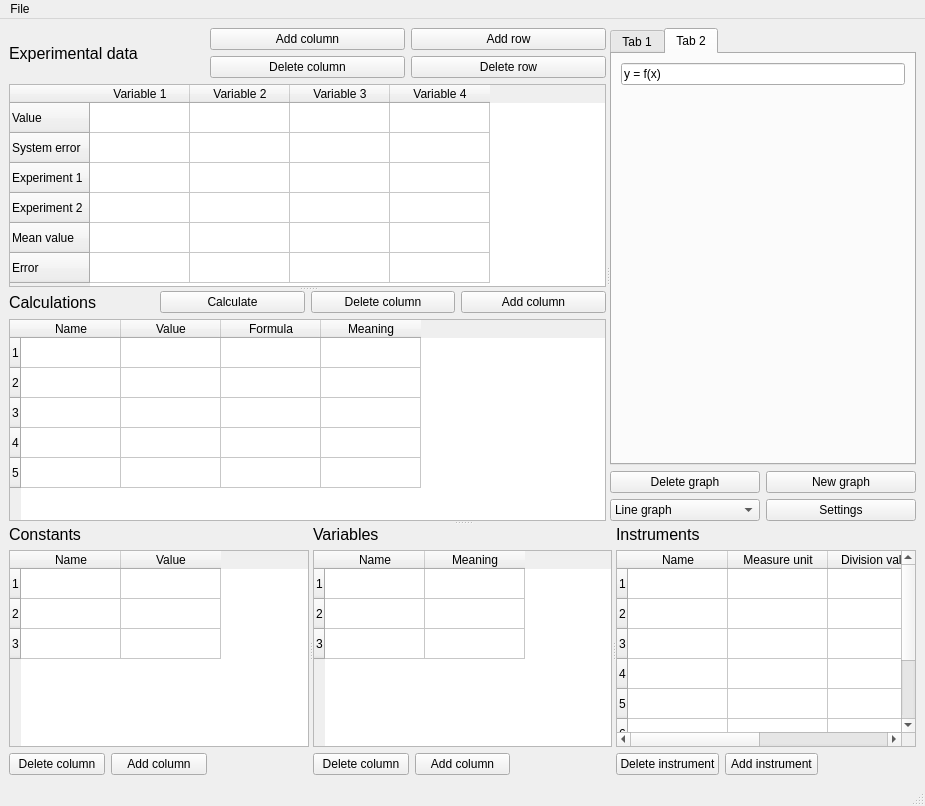
This is mainwindow.ui in Kirikus/Experiments-2026S-CPP as Qt 5 draws it before an edit. The edited form follows.
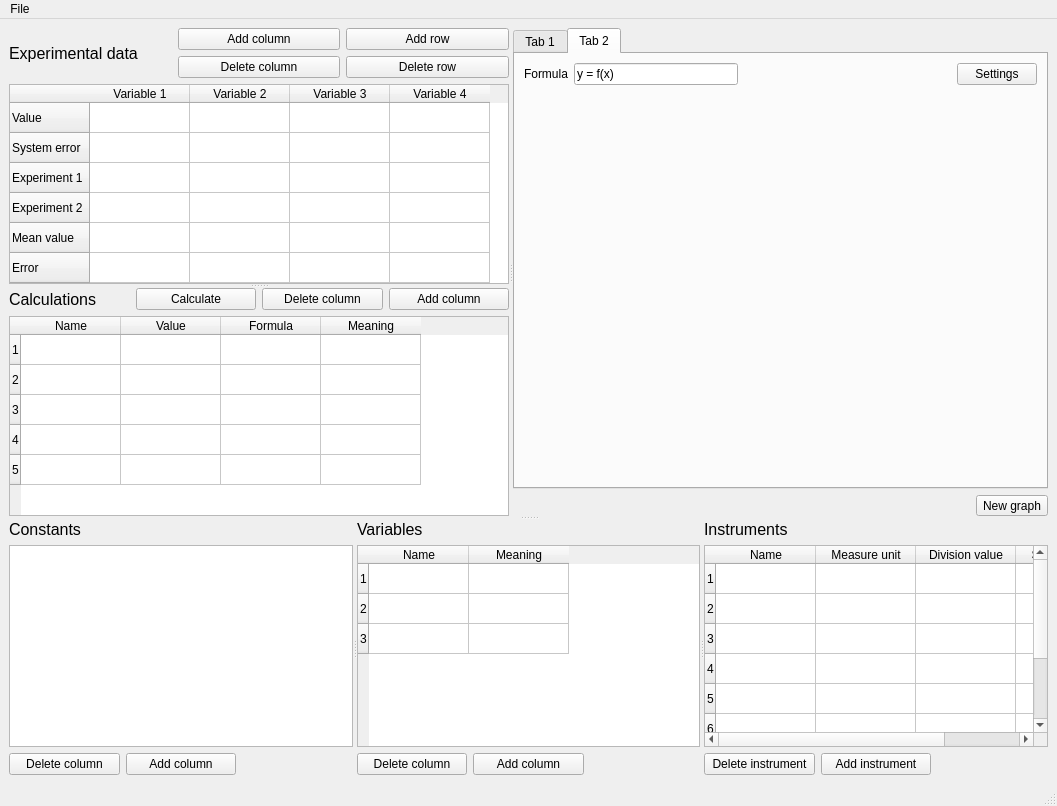
This is the edited form. The open tabs and pages were chosen to show the change.

Commit message: add constant table and graph to main

```diff
--- a/mainwindow.ui
+++ b/mainwindow.ui
@@ -6,15 +6,18 @@
    <rect>
     <x>0</x>
     <y>0</y>
-    <width>925</width>
+    <width>1057</width>
     <height>806</height>
    </rect>
   </property>
   <property name="windowTitle">
    <string>MainWindow</string>
   </property>
+  <property name="toolButtonStyle">
+   <enum>Qt::ToolButtonTextBesideIcon</enum>
+  </property>
   <widget class="QWidget" name="centralwidget">
-   <layout class="QGridLayout" name="gridLayout_2">
+   <layout class="QGridLayout" name="gridLayout">
     <item row="0" column="0">
      <widget class="QSplitter" name="splitter_4">
       <property name="orientation">
@@ -28,7 +31,7 @@
         <property name="orientation">
          <enum>Qt::Vertical</enum>
         </property>
-        <widget class="QWidget" name="">
+        <widget class="QWidget" name="layoutWidget">
          <layout class="QGridLayout" name="Experiment">
           <item row="1" column="1">
            <widget class="QPushButton" name="ExpDelColButton">
@@ -126,7 +129,7 @@
           </item>
          </layout>
         </widget>
-        <widget class="QWidget" name="">
+        <widget class="QWidget" name="layoutWidget">
          <layout class="QGridLayout" name="Calculations">
           <item row="0" column="0">
            <widget class="QLabel" name="CalculationsLabel">
@@ -215,51 +218,7 @@
        </widget>
        <widget class="QWidget" name="layoutWidget">
         <layout class="QGridLayout" name="Graph">
-         <item row="1" column="0">
-          <layout class="QGridLayout" name="gridLayout">
-           <item row="1" column="1">
-            <widget class="QPushButton" name="GraphSetButton">
-             <property name="text">
-              <string>Settings</string>
-             </property>
-            </widget>
-           </item>
-           <item row="1" column="0">
-            <widget class="QComboBox" name="GraphTypeBox">
-             <item>
-              <property name="text">
-               <string>Line graph</string>
-              </property>
-             </item>
-             <item>
-              <property name="text">
-               <string>Bar graph</string>
-              </property>
-             </item>
-             <item>
-              <property name="text">
-               <string>Color graph</string>
-              </property>
-             </item>
-            </widget>
-           </item>
-           <item row="0" column="1">
-            <widget class="QPushButton" name="GraphNewButton">
-             <property name="text">
-              <string>New graph</string>
-             </property>
-            </widget>
-           </item>
-           <item row="0" column="0">
-            <widget class="QPushButton" name="GraphDelButton">
-             <property name="text">
-              <string>Delete graph</string>
-             </property>
-            </widget>
-           </item>
-          </layout>
-         </item>
-         <item row="0" column="0">
+         <item row="0" column="0" colspan="2">
           <widget class="QTabWidget" name="GraphTabWidget">
            <property name="currentIndex">
             <number>0</number>
@@ -268,14 +227,51 @@
             <attribute name="title">
              <string>Tab 1</string>
             </attribute>
+            <layout class="QGridLayout" name="gridLayout_2">
+             <item row="0" column="0">
             <layout class="QVBoxLayout" name="verticalLayout">
              <item>
+                <layout class="QHBoxLayout" name="horizontalLayout_2">
+                 <item>
+                  <layout class="QHBoxLayout" name="horizontalLayout">
+                   <item>
+                    <widget class="QLabel" name="label">
+                     <property name="text">
+                      <string>Formula</string>
+                     </property>
+                    </widget>
+                   </item>
+                   <item>
               <widget class="QLineEdit" name="formula_2">
                <property name="text">
                 <string>y = f(x)</string>
                </property>
               </widget>
              </item>
+                  </layout>
+                 </item>
+                 <item>
+                  <spacer name="horizontalSpacer">
+                   <property name="orientation">
+                    <enum>Qt::Horizontal</enum>
+                   </property>
+                   <property name="sizeHint" stdset="0">
+                    <size>
+                     <width>88</width>
+                     <height>20</height>
+                    </size>
+                   </property>
+                  </spacer>
+                 </item>
+                 <item>
+                  <widget class="QPushButton" name="GraphSetButton">
+                   <property name="text">
+                    <string>Settings</string>
+                   </property>
+                  </widget>
+                 </item>
+                </layout>
+               </item>
              <item>
               <spacer name="verticalSpacer_2">
                <property name="orientation">
@@ -283,11 +279,13 @@
                </property>
                <property name="sizeHint" stdset="0">
                 <size>
-                 <width>20</width>
-                 <height>356</height>
+                   <width>17</width>
+                   <height>353</height>
                 </size>
                </property>
               </spacer>
+               </item>
+              </layout>
              </item>
             </layout>
            </widget>
@@ -297,29 +295,91 @@
             </attribute>
             <layout class="QVBoxLayout" name="verticalLayout_2">
              <item>
-              <widget class="QLineEdit" name="formula_3">
+              <layout class="QVBoxLayout" name="verticalLayout_5">
+               <item>
+                <layout class="QHBoxLayout" name="horizontalLayout_7">
+                 <item>
+                  <layout class="QHBoxLayout" name="horizontalLayout_8">
+                   <item>
+                    <widget class="QLabel" name="label_4">
+                     <property name="text">
+                      <string>Formula</string>
+                     </property>
+                    </widget>
+                   </item>
+                   <item>
+                    <widget class="QLineEdit" name="formula_5">
                <property name="text">
                 <string>y = f(x)</string>
                </property>
               </widget>
              </item>
+                  </layout>
+                 </item>
              <item>
-              <spacer name="verticalSpacer_3">
+                  <spacer name="horizontalSpacer_4">
+                   <property name="orientation">
+                    <enum>Qt::Horizontal</enum>
+                   </property>
+                   <property name="sizeHint" stdset="0">
+                    <size>
+                     <width>88</width>
+                     <height>20</height>
+                    </size>
+                   </property>
+                  </spacer>
+                 </item>
+                 <item>
+                  <widget class="QPushButton" name="GraphSetButton_4">
+                   <property name="text">
+                    <string>Settings</string>
+                   </property>
+                  </widget>
+                 </item>
+                </layout>
+               </item>
+               <item>
+                <spacer name="verticalSpacer_5">
                <property name="orientation">
                 <enum>Qt::Vertical</enum>
                </property>
                <property name="sizeHint" stdset="0">
                 <size>
-                 <width>20</width>
-                 <height>356</height>
+                   <width>17</width>
+                   <height>353</height>
                 </size>
                </property>
               </spacer>
              </item>
             </layout>
+             </item>
+            </layout>
            </widget>
           </widget>
          </item>
+         <item row="1" column="0">
+          <spacer name="horizontalSpacer_5">
+           <property name="orientation">
+            <enum>Qt::Horizontal</enum>
+           </property>
+           <property name="sizeHint" stdset="0">
+            <size>
+             <width>298</width>
+             <height>20</height>
+            </size>
+           </property>
+          </spacer>
+         </item>
+         <item row="1" column="1">
+          <widget class="QToolButton" name="NewGraphButton">
+           <property name="text">
+            <string>New graph</string>
+           </property>
+           <property name="popupMode">
+            <enum>QToolButton::InstantPopup</enum>
+           </property>
+          </widget>
+         </item>
         </layout>
        </widget>
       </widget>
@@ -329,35 +389,6 @@
        </property>
        <widget class="QWidget" name="layoutWidget">
         <layout class="QGridLayout" name="Constants">
-         <item row="1" column="0" colspan="3">
-          <widget class="QTableWidget" name="ConstantsTable">
-           <row>
-            <property name="text">
-             <string>1</string>
-            </property>
-           </row>
-           <row>
-            <property name="text">
-             <string>2</string>
-            </property>
-           </row>
-           <row>
-            <property name="text">
-             <string>3</string>
-            </property>
-           </row>
-           <column>
-            <property name="text">
-             <string>Name</string>
-            </property>
-           </column>
-           <column>
-            <property name="text">
-             <string>Value</string>
-            </property>
-           </column>
-          </widget>
-         </item>
          <item row="0" column="0">
           <widget class="QLabel" name="ConstantsLabel">
            <property name="font">
@@ -384,6 +415,9 @@
            </property>
           </widget>
          </item>
+         <item row="1" column="0" colspan="3">
+          <widget class="QTableView" name="ConstantsTable"/>
+         </item>
         </layout>
        </widget>
        <widget class="QWidget" name="layoutWidget">
@@ -550,7 +584,7 @@
     <rect>
      <x>0</x>
      <y>0</y>
-     <width>925</width>
+     <width>1057</width>
      <height>19</height>
     </rect>
    </property>
```
Lines whose indentation alone changed are shown as unchanged. The commit also changes 2 other files.
